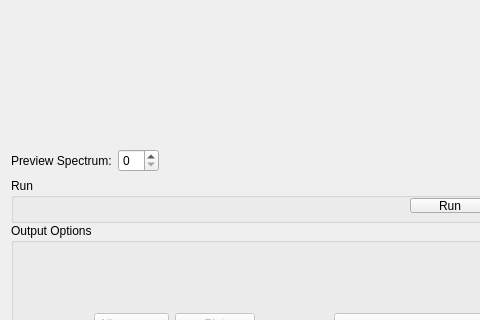
mantidproject/mantid, file qt/scientific_interfaces/Indirect/Stretch.ui: the form before one commit; both pictures show x 0 to 480 and y 180 to 500 of the 900 by 600 pixel window.
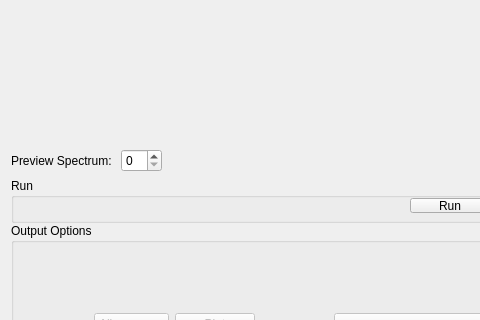
The form after the commit. Custom widgets are drawn as their Qt base class.

Diff of the .ui file:
```diff
--- a/qt/scientific_interfaces/Indirect/Stretch.ui
+++ b/qt/scientific_interfaces/Indirect/Stretch.ui
@@ -191,7 +191,7 @@
        <item>
         <widget class="QLabel" name="lbPreviewSpectrum">
          <property name="text">
-          <string>Preview Spectrum:</string>
+          <string>Preview Spectrum: </string>
          </property>
         </widget>
        </item>
```
